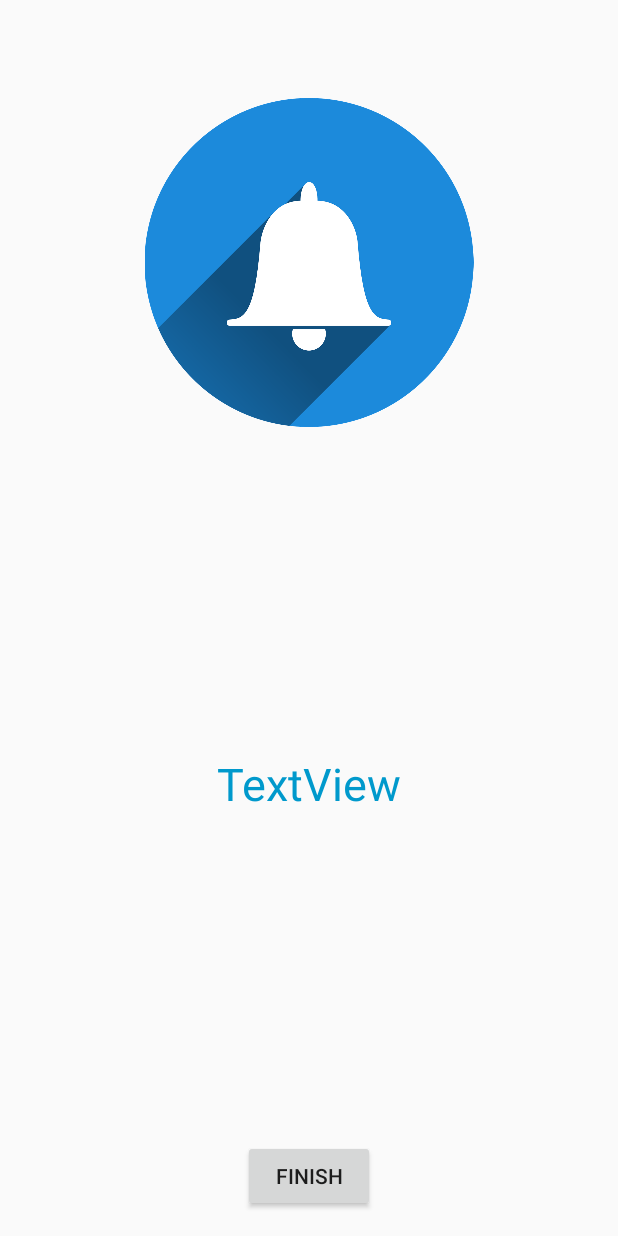
After one commit to warayutpetch/AndroidBTControl, an Android app: the layout activity_notification.xml on its own in the app's theme, with its tools: preview values and no code run, on a phone screen of 412 x 824 dp. The commit adds this screen. Run offline under Robolectric (Android 15) with nearby library versions, the phone set to English and light mode, and no system bars.

Commit message:
fix sound add notification

```diff
--- /dev/null
+++ b/app/src/main/res/layout/activity_notification.xml
@@ -0,0 +1,59 @@
+<?xml version="1.0" encoding="utf-8"?>
+<android.support.constraint.ConstraintLayout xmlns:android="http://schemas.android.com/apk/res/android"
+    xmlns:app="http://schemas.android.com/apk/res-auto"
+    xmlns:tools="http://schemas.android.com/tools"
+    android:id="@+id/linearLayout"
+    android:layout_width="match_parent"
+    android:layout_height="match_parent">
+
+    <ImageView
+        android:id="@+id/imageView4"
+        android:layout_width="245dp"
+        android:layout_height="219dp"
+        android:layout_marginBottom="8dp"
+        android:layout_marginEnd="8dp"
+        android:layout_marginLeft="8dp"
+        android:layout_marginRight="8dp"
+        android:layout_marginStart="8dp"
+        android:layout_marginTop="44dp"
+        android:src="@drawable/bell6280_1280"
+        android:visibility="visible"
+        app:layout_constraintBottom_toBottomOf="parent"
+        app:layout_constraintEnd_toEndOf="parent"
+        app:layout_constraintStart_toStartOf="parent"
+        app:layout_constraintTop_toTopOf="parent"
+        app:layout_constraintVertical_bias="0.038" />
+
+    <Button
+        android:id="@+id/bt_back"
+        android:layout_width="wrap_content"
+        android:layout_height="wrap_content"
+        android:layout_marginBottom="16dp"
+        android:layout_marginEnd="8dp"
+        android:layout_marginLeft="8dp"
+        android:layout_marginRight="8dp"
+        android:layout_marginStart="8dp"
+        android:text="Finish"
+        app:layout_constraintBottom_toBottomOf="parent"
+        app:layout_constraintEnd_toEndOf="parent"
+        app:layout_constraintStart_toStartOf="parent" />
+
+    <TextView
+        android:id="@+id/textRes"
+        android:layout_width="wrap_content"
+        android:layout_height="wrap_content"
+        android:layout_marginBottom="8dp"
+        android:layout_marginEnd="8dp"
+        android:layout_marginLeft="8dp"
+        android:layout_marginRight="8dp"
+        android:layout_marginStart="8dp"
+        android:layout_marginTop="8dp"
+        android:text="TextView"
+        android:textColor="@android:color/holo_blue_dark"
+        android:textSize="30sp"
+        app:layout_constraintBottom_toTopOf="@+id/bt_back"
+        app:layout_constraintEnd_toEndOf="parent"
+        app:layout_constraintStart_toStartOf="parent"
+        app:layout_constraintTop_toBottomOf="@+id/imageView4" />
+
+</android.support.constraint.ConstraintLayout>
```
Also changed, not shown: app/src/main/java/com/example/androidbtcontrol/MainActivity.java (+51 -16 lines), app/src/main/res/layout/activity_about.xml (+7 -8 lines), app/src/main/res/layout/activity_main.xml (+13 -9 lines), app/src/main/res/layout/notification.xml (+1 -13 lines), app/src/main/res/drawable/bell6280_1280.png (added), app/src/main/res/drawable/left_logo.png (added), app/src/main/res/drawable/logo.png (added), app/src/main/res/drawable/mid_logo.jpg (added), app/src/main/res/drawable/right_logo.png (added).
